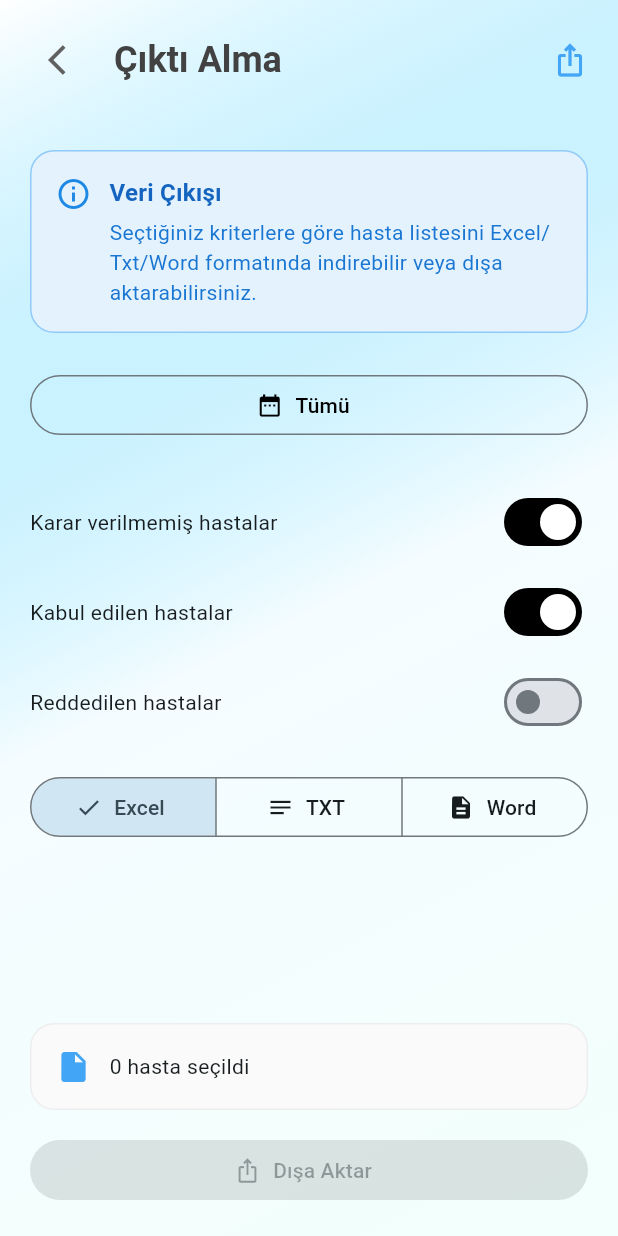
After one commit to AhmetOzgul/plastichoose-offline, a Flutter app: the screen it shows after launch, after a tap on "Çıktı Alma", on a phone screen of 412 x 824 dp. The commit adds this screen. Run offline on Flutter 3.47's test engine with Material 3 defaults, Android fonts, the phone set to English and light mode, and no system bars; our stand-ins replace freezed_annotation, get_it, go_router, image_picker, share_plus, shared_preferences; missing offline and left inert: excel, external_path.

Commit message:
feat: export

```diff
--- a/lib/app/router.dart
+++ b/lib/app/router.dart
@@ -1,7 +1,8 @@
 import 'package:flutter/material.dart';
 import 'package:go_router/go_router.dart';
 import 'package:plastichoose/features/patients/presentation/pages/add_patient_page.dart';
-import 'package:plastichoose/features/home/presentation/pages/_stubs.dart';
+import 'package:plastichoose/features/cleanup/presentation/pages/cleanup_page.dart';
+import 'package:plastichoose/features/export/presentation/pages/export_page.dart';
 import 'package:plastichoose/features/home/presentation/pages/home_page.dart';
 import 'package:plastichoose/features/decision/presentation/pages/review_deck_page.dart';
 import 'package:plastichoose/features/patients/presentation/pages/patient_list_page.dart';
--- /dev/null
+++ b/lib/features/export/presentation/controllers/export_controller.dart
@@ -0,0 +1,217 @@
+import 'package:flutter/material.dart';
+import 'package:plastichoose/core/result/result.dart';
+import 'package:plastichoose/features/patients/domain/entities/decision_status.dart';
+import 'package:plastichoose/features/patients/domain/entities/patient.dart';
+import 'package:plastichoose/features/patients/domain/usecases/patient_usecases.dart';
+import 'package:path_provider/path_provider.dart';
+import 'package:share_plus/share_plus.dart';
+import 'dart:io';
+import 'package:excel/excel.dart' as xls;
+import 'package:external_path/external_path.dart';
+
+/// Controls export operations: filtering and previewing export payload.
+final class ExportController extends ChangeNotifier {
+  final ListPatients _listPatients;
+
+  ExportController({required ListPatients listPatients})
+    : _listPatients = listPatients;
+
+  ExportFormat selectedFormat = ExportFormat.excel;
+  DateTimeRange? _range;
+  bool includeUndecided = true;
+  bool includeAccepted = true;
+  bool includeRejected = false;
+
+  bool isLoading = false;
+  String? errorMessage;
+
+  int patientsCount = 0;
+
+  List<Patient> _lastPreviewPatients = <Patient>[];
+
+  void setRange(DateTimeRange? range) {
+    _range = range;
+    notifyListeners();
+  }
+
+  String getDateRangeText() {
+    if (_range == null) return 'Tümü';
+    final DateTime start = _range!.start;
+    final DateTime end = _range!.end;
+    return '${start.day}.${start.month}.${start.year} - ${end.day}.${end.month}.${end.year}';
+  }
+
+  Future<void> toggleOption({
+    bool? undecided,
+    bool? accepted,
+    bool? rejected,
+  }) async {
+    if (undecided != null) includeUndecided = undecided;
+    if (accepted != null) includeAccepted = accepted;
+    if (rejected != null) includeRejected = rejected;
+    await refreshPreview();
+  }
+
+  void setFormat(ExportFormat format) {
+    selectedFormat = format;
+    notifyListeners();
+  }
+
+  Future<void> refreshPreview() async {
+    isLoading = true;
+    errorMessage = null;
+    notifyListeners();
+    try {
+      _lastPreviewPatients = await _collectPatients();
+      patientsCount = _lastPreviewPatients.length;
+      isLoading = false;
+      notifyListeners();
+    } catch (e) {
+      isLoading = false;
+      errorMessage = 'Önizleme hesaplanamadı';
+      notifyListeners();
+    }
+  }
+
+  Future<List<Patient>> _collectPatients() async {
+    final List<DecisionStatus> statuses = <DecisionStatus>[
+      if (includeUndecided) DecisionStatus.none,
+      if (includeAccepted) DecisionStatus.accepted,
+      if (includeRejected) DecisionStatus.rejected,
+    ];
+    final List<Patient> aggregated = <Patient>[];
+    for (final DecisionStatus s in statuses) {
+      final Result<List<Patient>> res = await _listPatients.execute(
+        ListPatientsParams(status: s),
+      );
+      res.when(
+        ok: (List<Patient> list) => aggregated.addAll(list),
+        err: (_) {},
+      );
+    }
+    return aggregated
+        .where((Patient p) {
+          if (_range == null) return true;
+          final DateTime d = p.createdAt;
+          return !d.isBefore(_range!.start) && !d.isAfter(_range!.end);
+        })
+        .toList(growable: false);
+  }
+
+  List<Patient> getPreviewPatients() =>
+      List<Patient>.unmodifiable(_lastPreviewPatients);
+
+  /// Generates a file in the requested format and returns the saved file path.
+  Future<String> generateAndSave({required ExportFormat format}) async {
+    final List<Patient> patients = _lastPreviewPatients;
+    final DateTime now = DateTime.now();
+    final String timestamp =
+        '${now.year.toString().padLeft(4, '0')}-'
+        '${now.month.toString().padLeft(2, '0')}-'
+        '${now.day.toString().padLeft(2, '0')}_'
+        '${now.hour.toString().padLeft(2, '0')}-'
+        '${now.minute.toString().padLeft(2, '0')}-'
+        '${now.second.toString().padLeft(2, '0')}';
+    final String formatLabel = _formatSuffix(format);
+    final String baseName = 'hasta_listesi_${timestamp}_${formatLabel}';
+
+    final Directory targetDir = await _resolveTargetDirectory();
+
+    switch (format) {
+      case ExportFormat.txt:
+        final String path = '${targetDir.path}/$baseName.txt';
+        final String content = _buildTxt(patients);
+        final File file = File(path);
+        await file.writeAsString(content);
+        return path;
+      case ExportFormat.excel:
+        final String path = '${targetDir.path}/$baseName.xlsx';
+        final List<int> bytes = _buildExcelBytes(patients);
+        final File file = File(path);
+        await file.writeAsBytes(bytes, flush: true);
+        return path;
+      case ExportFormat.word:
+        final String path = '${targetDir.path}/$baseName.doc';
+        final String content = _buildTxt(patients); // simple doc text stub
+        final File file = File(path);
+        await file.writeAsString(content);
+        return path;
+    }
+  }
+
+  Future<Directory> _resolveTargetDirectory() async {
+    if (Platform.isAndroid) {
+      final String? downloadsPath = await _androidPublicDownloads();
+      if (downloadsPath != null) return Directory(downloadsPath);
+    }
+    return getApplicationDocumentsDirectory();
+  }
+
+  Future<String?> _androidPublicDownloads() async {
+    try {
+      final String dir = await ExternalPath.getExternalStoragePublicDirectory(
+        ExternalPath.DIRECTORY_DOWNLOAD,
+      );
+      return dir;
+    } catch (_) {
+      return null;
+    }
+  }
+
+  Future<void> shareFile(String path) async {
+    await Share.shareXFiles(<XFile>[XFile(path)]);
+  }
+
+  String _buildTxt(List<Patient> patients) {
+    final StringBuffer sb = StringBuffer();
+    for (final Patient p in patients) {
+      sb.writeln('${p.name} - ${_decisionLabel(p.decisionStatus)}');
+    }
+    return sb.toString();
+  }
+
+  List<int> _buildExcelBytes(List<Patient> patients) {
+    final xls.Excel excel = xls.Excel.createExcel();
+    final xls.Sheet sheet = excel['Sheet1'];
+    sheet.appendRow(<xls.CellValue?>[
+      xls.TextCellValue('İsim'),
+      xls.TextCellValue('Karar'),
+    ]);
+    for (final Patient p in patients) {
+      sheet.appendRow(<xls.CellValue?>[
+        xls.TextCellValue(p.name),
+        xls.TextCellValue(_decisionLabel(p.decisionStatus)),
+      ]);
+    }
+    // Remove all other default sheets except the one we filled
+    excel.sheets.keys
+        .where((String name) => name != 'Sheet1')
+        .toList()
+        .forEach(excel.delete);
+    return excel.encode()!;
+  }
+
+  String _decisionLabel(DecisionStatus status) {
+    switch (status) {
+      case DecisionStatus.accepted:
+        return 'Kabul';
+      case DecisionStatus.rejected:
+        return 'Red';
+      case DecisionStatus.none:
+        return 'Beklemede';
+    }
+  }
+
+  String _formatSuffix(ExportFormat f) {
+    switch (f) {
+      case ExportFormat.excel:
+        return 'excel';
+      case ExportFormat.txt:
+        return 'txt';
+      case ExportFormat.word:
+        return 'word';
+    }
+  }
+}
+
+enum ExportFormat { excel, txt, word }
--- /dev/null
+++ b/lib/features/export/presentation/pages/export_page.dart
@@ -0,0 +1,421 @@
+import 'package:flutter/material.dart';
+import 'package:go_router/go_router.dart';
+import 'package:provider/provider.dart';
+import 'package:plastichoose/app/di.dart';
+import 'package:plastichoose/features/export/presentation/controllers/export_controller.dart';
+import 'package:plastichoose/features/patients/domain/usecases/patient_usecases.dart';
+
+final class ExportPage extends StatelessWidget {
+  const ExportPage({super.key});
+
+  @override
+  Widget build(BuildContext context) {
+    return ChangeNotifierProvider<ExportController>(
+      create: (_) =>
+          ExportController(listPatients: getIt<ListPatients>())
+            ..refreshPreview(),
+      child: const _ExportPageContent(),
+    );
+  }
+}
+
+final class _ExportPageContent extends StatelessWidget {
+  const _ExportPageContent();
+
+  @override
+  Widget build(BuildContext context) {
+    final Color secondary = Theme.of(context).colorScheme.secondary;
+    final Color tertiary = Theme.of(context).colorScheme.tertiary;
+
+    return Scaffold(
+      body: Container(
+        decoration: BoxDecoration(
+          gradient: LinearGradient(
+            begin: Alignment.topLeft,
+            end: Alignment.bottomRight,
+            colors: <Color>[
+              Colors.white,
+              secondary.withOpacity(0.05),
+              tertiary.withOpacity(0.05),
+            ],
+          ),
+        ),
+        child: SafeArea(
+          child: Column(
+            children: <Widget>[
+              _buildHeader(context),
+              Expanded(
+                child: Padding(
+                  padding: const EdgeInsets.all(20),
+                  child: Consumer<ExportController>(
+                    builder:
+                        (
+                          BuildContext context,
+                          ExportController controller,
+                          Widget? child,
+                        ) {
+                          return Column(
+                            crossAxisAlignment: CrossAxisAlignment.start,
+                            children: <Widget>[
+                              _ExportIntroCard(),
+                              const SizedBox(height: 24),
+                              _ExportDateSelector(controller: controller),
+                              const SizedBox(height: 24),
+                              _ExportOptions(controller: controller),
+                              const SizedBox(height: 16),
+                              _ExportFormatSelector(controller: controller),
+                              const Spacer(),
+                              _ExportPreview(controller: controller),
+                              const SizedBox(height: 16),
+                              _ExportActions(
+                                isEnabled: controller.patientsCount > 0,
+                                onExport: () =>
+                                    _handleExport(context, controller),
+                              ),
+                            ],
+                          );
+                        },
+                  ),
+                ),
+              ),
+            ],
+          ),
+        ),
+      ),
+    );
+  }
+
+  Widget _buildHeader(BuildContext context) {
+    return Container(
+      padding: const EdgeInsets.symmetric(horizontal: 20, vertical: 16),
+      child: Row(
+        children: <Widget>[
+          IconButton(
+            onPressed: () => context.pop(),
+            icon: Icon(Icons.arrow_back_ios, color: Colors.grey.shade700),
+          ),
+          const SizedBox(width: 8),
+          Text(
+            'Çıktı Alma',
+            style: Theme.of(context).textTheme.headlineSmall?.copyWith(
+              fontWeight: FontWeight.bold,
+              color: Colors.grey.shade800,
+            ),
+          ),
+          const Spacer(),
+          Icon(Icons.ios_share, color: Colors.blue.shade400, size: 24),
+        ],
+      ),
+    );
+  }
+
+  Future<void> _handleExport(
+    BuildContext context,
+    ExportController controller,
+  ) async {
+    showDialog<void>(
+      context: context,
+      barrierDismissible: false,
+      builder: (BuildContext context) => AlertDialog(
+        shape: RoundedRectangleBorder(borderRadius: BorderRadius.circular(20)),
+        content: Column(
+          mainAxisSize: MainAxisSize.min,
+          children: <Widget>[
+            const CircularProgressIndicator(strokeWidth: 3),
+            const SizedBox(height: 16),
+            Text(
+              'Çıktı hazırlanıyor (${_formatLabel(controller.selectedFormat)})...',
+            ),
+            const SizedBox(height: 8),
+            const Text('Lütfen bekleyin'),
+          ],
+        ),
+      ),
+    );
+    String? savedPath;
+    String? error;
+    try {
+      savedPath = await controller.generateAndSave(
+        format: controller.selectedFormat,
+      );
+    } catch (e) {
+      error = e.toString();
+    }
+
+    if (!context.mounted) return;
+    Navigator.of(context).pop();
+
+    if (error != null || savedPath == null) {
+      ScaffoldMessenger.of(context).showSnackBar(
+        SnackBar(
+          content: Text('Çıkış alınamadı: $error'),
+          backgroundColor: Colors.red.shade600,
+        ),
+      );
+      return;
+    }
+
+    ScaffoldMessenger.of(context).showSnackBar(
+      SnackBar(
+        elevation: 4,
+        behavior: SnackBarBehavior.floating,
+        margin: const EdgeInsets.all(16),
+        shape: RoundedRectangleBorder(borderRadius: BorderRadius.circular(14)),
+        backgroundColor: Colors.green.shade600,
+        duration: const Duration(seconds: 4),
+        content: Row(
+          children: <Widget>[
+            const Icon(Icons.check_circle, color: Colors.white),
+            const SizedBox(width: 12),
+            Expanded(
+              child: Text(
+                'Dosya kaydedildi\n$savedPath',
+                style: const TextStyle(color: Colors.white),
+                maxLines: 2,
+                overflow: TextOverflow.ellipsis,
+              ),
+            ),
+          ],
+        ),
+        action: SnackBarAction(
+          backgroundColor: Colors.blue.shade600,
+          label: 'Paylaş',
+          textColor: Colors.white,
+          onPressed: () => controller.shareFile(savedPath!),
+        ),
+      ),
+    );
+  }
+
+  String _formatLabel(ExportFormat f) {
+    switch (f) {
+      case ExportFormat.excel:
+        return 'Excel';
+      case ExportFormat.txt:
+        return 'TXT';
+      case ExportFormat.word:
+        return 'Word';
+    }
+  }
+}
+
+final class _ExportIntroCard extends StatelessWidget {
+  @override
+  Widget build(BuildContext context) {
+    return Container(
+      padding: const EdgeInsets.all(16),
+      decoration: BoxDecoration(
+        color: Colors.blue.shade50,
+        borderRadius: BorderRadius.circular(16),
+        border: Border.all(color: Colors.blue.shade200),
+      ),
+      child: Row(
+        crossAxisAlignment: CrossAxisAlignment.start,
+        children: <Widget>[
+          Icon(Icons.info_outline, color: Colors.blue.shade600),
+          const SizedBox(width: 12),
+          Expanded(
+            child: Column(
+              crossAxisAlignment: CrossAxisAlignment.start,
+              children: <Widget>[
+                Text(
+                  'Veri Çıkışı',
+                  style: Theme.of(context).textTheme.titleMedium?.copyWith(
+                    fontWeight: FontWeight.bold,
+                    color: Colors.blue.shade800,
+                  ),
+                ),
+                const SizedBox(height: 4),
+                Text(
+                  'Seçtiğiniz kriterlere göre hasta listesini Excel/Txt/Word formatında '
+                  'indirebilir veya dışa aktarabilirsiniz.',
+                  style: Theme.of(
+                    context,
+                  ).textTheme.bodyMedium?.copyWith(color: Colors.blue.shade700),
+                ),
+              ],
+            ),
+          ),
+        ],
+      ),
+    );
+  }
+}
+
+final class _ExportDateSelector extends StatelessWidget {
+  final ExportController controller;
+  const _ExportDateSelector({required this.controller});
+
+  @override
+  Widget build(BuildContext context) {
+    return Row(
+      children: <Widget>[
+        Expanded(
+          child: OutlinedButton.icon(
+            onPressed: () async {
+              final DateTime now = DateTime.now();
+              final DateTimeRange? range = await showDateRangePicker(
+                context: context,
+                firstDate: DateTime(now.year - 5),
+                lastDate: DateTime(now.year + 1),
+                initialDateRange: DateTimeRange(
+                  start: now.subtract(const Duration(days: 30)),
+                  end: now,
+                ),
+              );
+              controller.setRange(range);
+              await controller.refreshPreview();
+            },
+            icon: const Icon(Icons.date_range),
+            label: Text(controller.getDateRangeText()),
+          ),
+        ),
+      ],
+    );
+  }
+}
+
+final class _ExportOptions extends StatelessWidget {
+  final ExportController controller;
+  const _ExportOptions({required this.controller});
+
+  @override
+  Widget build(BuildContext context) {
+    return Column(
+      crossAxisAlignment: CrossAxisAlignment.start,
+      children: <Widget>[
+        _SwitchTile(
+          title: 'Karar verilmemiş hastalar',
+          value: controller.includeUndecided,
+          onChanged: (bool v) => controller.toggleOption(undecided: v),
+        ),
+        _SwitchTile(
+          title: 'Kabul edilen hastalar',
+          value: controller.includeAccepted,
+          onChanged: (bool v) => controller.toggleOption(accepted: v),
+        ),
+        _SwitchTile(
+          title: 'Reddedilen hastalar',
+          value: controller.includeRejected,
+          onChanged: (bool v) => controller.toggleOption(rejected: v),
+        ),
+      ],
+    );
+  }
+}
+
+final class _ExportFormatSelector extends StatelessWidget {
+  final ExportController controller;
+  const _ExportFormatSelector({required this.controller});
+
+  @override
+  Widget build(BuildContext context) {
+    return Row(
+      children: <Widget>[
+        Expanded(
+          child: SegmentedButton<ExportFormat>(
+            segments: const <ButtonSegment<ExportFormat>>[
+              ButtonSegment<ExportFormat>(
+                value: ExportFormat.excel,
+                label: Text('Excel'),
+                icon: Icon(Icons.grid_on),
+              ),
+              ButtonSegment<ExportFormat>(
+                value: ExportFormat.txt,
+                label: Text('TXT'),
+                icon: Icon(Icons.notes),
+              ),
+              ButtonSegment<ExportFormat>(
+                value: ExportFormat.word,
+                label: Text('Word'),
+                icon: Icon(Icons.description),
+              ),
+            ],
+            selected: <ExportFormat>{controller.selectedFormat},
+            onSelectionChanged: (Set<ExportFormat> v) {
+              if (v.isNotEmpty) controller.setFormat(v.first);
+            },
+          ),
+        ),
+      ],
+    );
+  }
+}
+
+final class _SwitchTile extends StatelessWidget {
+  final String title;
+  final bool value;
+  final ValueChanged<bool> onChanged;
+  const _SwitchTile({
+    required this.title,
+    required this.value,
+    required this.onChanged,
+  });
+
+  @override
+  Widget build(BuildContext context) {
+    return Padding(
+      padding: const EdgeInsets.symmetric(vertical: 6),
+      child: Row(
+        children: <Widget>[
+          Expanded(child: Text(title)),
+          Switch(value: value, onChanged: onChanged),
+        ],
+      ),
+    );
+  }
+}
+
+final class _ExportPreview extends StatelessWidget {
+  final ExportController controller;
+  const _ExportPreview({required this.controller});
+
+  @override
+  Widget build(BuildContext context) {
+    return Container(
+      padding: const EdgeInsets.all(16),
+      decoration: BoxDecoration(
+        color: Colors.grey.shade50,
+        borderRadius: BorderRadius.circular(16),
+        border: Border.all(color: Colors.grey.shade200),
+      ),
+      child: Row(
+        children: <Widget>[
+          Icon(Icons.insert_drive_file, color: Colors.blue.shade400),
+          const SizedBox(width: 12),
+          Expanded(
+            child: Text(
+              '${controller.patientsCount} hasta seçildi',
+              style: Theme.of(context).textTheme.bodyMedium,
+            ),
+          ),
+        ],
+      ),
+    );
+  }
+}
+
+final class _ExportActions extends StatelessWidget {
+  final bool isEnabled;
+  final VoidCallback onExport;
+  const _ExportActions({required this.isEnabled, required this.onExport});
+
+  @override
+  Widget build(BuildContext context) {
+    return Row(
+      children: <Widget>[
+        Expanded(
+          child: ElevatedButton.icon(
+            onPressed: isEnabled ? onExport : null,
+            icon: const Icon(Icons.ios_share),
+            label: const Text('Dışa Aktar'),
+            style: ElevatedButton.styleFrom(
+              backgroundColor: Colors.blue.shade600,
+              foregroundColor: Colors.white,
+            ),
+          ),
+        ),
+      ],
+    );
+  }
+}
--- a/lib/features/home/presentation/pages/home_page.dart
+++ b/lib/features/home/presentation/pages/home_page.dart
@@ -36,6 +36,13 @@ final class HomePage extends StatelessWidget {
         route: '/cleanup',
         subtitle: 'Eski kayıtları sil',
         color: Colors.red,
+      ),
+      const _HomeItem(
+        icon: Icons.ios_share,
+        label: 'Çıktı Alma',
+        route: '/export',
+        subtitle: 'Veri dışa aktar',
+        color: Colors.blue,
       ),
     ];
     final ColorScheme scheme = Theme.of(context).colorScheme;
--- a/lib/features/patients/presentation/widgets/delete_patient_dialog.dart
+++ b/lib/features/patients/presentation/widgets/delete_patient_dialog.dart
@@ -133,7 +133,6 @@ final class DeletePatientDialog extends StatelessWidget {
         ),
         ElevatedButton(
           onPressed: () {
-            Navigator.of(context).pop();
             onConfirm();
           },
           style: ElevatedButton.styleFrom(
--- a/pubspec.yaml
+++ b/pubspec.yaml
@@ -20,6 +20,11 @@ dependencies:
   shared_preferences: ^2.3.2
   path_provider: ^2.1.4
   uuid: ^4.5.1
+  share_plus: ^10.1.2
+  excel: ^4.0.6
+  path: ^1.9.0
+  external_path: ^2.2.0
+
 
 dev_dependencies:
   flutter_test:
```
Also changed, not shown: lib/features/patients/data/repositories/patients_repository_impl.dart (+9 -7 lines), lib/features/patients/presentation/pages/patient_details_page.dart (+16 -5 lines), lib/features/patients/presentation/pages/patient_list_page.dart (+3 -4 lines), pubspec.lock, 3 other files.
